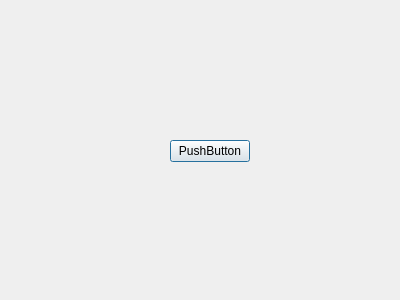
The window that supseance.ui (Pepinonte/InterfaceAgenda) describes before a commit, drawn with Qt 5.
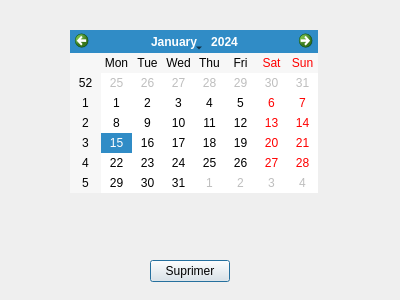
The same window after the commit.

```diff
--- a/supseance.ui
+++ b/supseance.ui
@@ -16,14 +16,24 @@
   <widget class="QPushButton" name="pushButton">
    <property name="geometry">
     <rect>
-     <x>170</x>
-     <y>140</y>
+     <x>150</x>
+     <y>260</y>
      <width>80</width>
      <height>22</height>
     </rect>
    </property>
    <property name="text">
-    <string>PushButton</string>
+    <string>Suprimer</string>
+   </property>
+  </widget>
+  <widget class="QCalendarWidget" name="calendarWidget">
+   <property name="geometry">
+    <rect>
+     <x>70</x>
+     <y>30</y>
+     <width>248</width>
+     <height>163</height>
+    </rect>
    </property>
   </widget>
  </widget>
```
